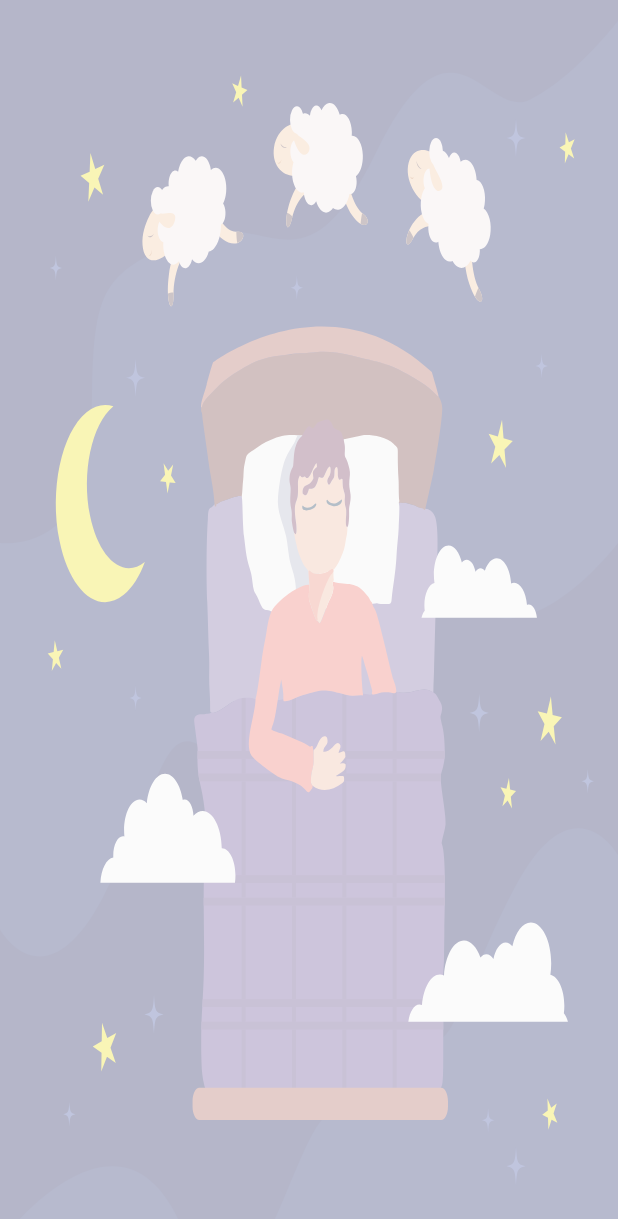
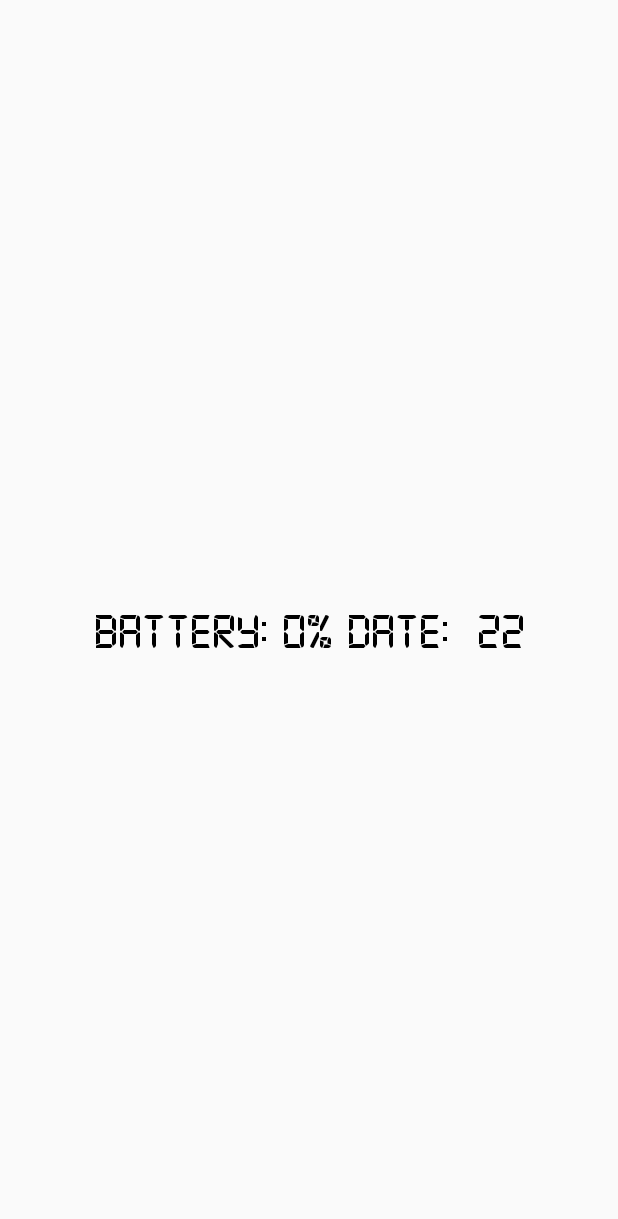
Before and after one commit to nickesotom/AndroidFinalProject-master, an Android app: the SleepScreenActivity screen opened directly, with no data from a screen before it, on a phone screen of 412 x 824 dp. Shown: the top 1219 px of the screen. Run offline under Robolectric (Android 15) with nearby library versions, the phone set to English and light mode, and no system bars; 2 statements that could not run were skipped.

```diff
--- a/app/src/main/java/edu/lewisu/cs/nsoto/androidfinalproject/DbAdapter.java
+++ b/app/src/main/java/edu/lewisu/cs/nsoto/androidfinalproject/DbAdapter.java
@@ -67,17 +67,16 @@ public class DbAdapter {
 		}
 		return mCursor;
 	}
-	public boolean updateWaterData(int consumedWater, int progressMade) {
+	/*public boolean updateWaterData(int consumedWater, int progressMade) {
 		ContentValues args = new ContentValues();
 		args.put(TOTAL_CURRENT_WATER, consumedWater);
 		args.put(PROGRESS_MADE, progressMade);
 
-
 		/* Not really sure what to put as the third argument. We don't have any rows
 			just a column. Not sure if I need a rowId
-		 */
+
 		return mDb.update(DATABASE_TABLE, args,??? , null);
-	}
+	}*/
 
 	private static class DatabaseHelper extends SQLiteOpenHelper {
 
--- a/app/src/main/java/edu/lewisu/cs/nsoto/androidfinalproject/SleepScreenActivity.java
+++ b/app/src/main/java/edu/lewisu/cs/nsoto/androidfinalproject/SleepScreenActivity.java
@@ -1,18 +1,149 @@
 package edu.lewisu.cs.nsoto.androidfinalproject;
 
+import android.content.Context;
 import android.content.Intent;
+import android.content.IntentFilter;
+import android.graphics.Canvas;
+import android.graphics.Paint;
+import android.graphics.Typeface;
+import android.os.BatteryManager;
+import android.os.Handler;
+import android.provider.ContactsContract;
 import android.support.v7.app.AppCompatActivity;
 import android.os.Bundle;
+import android.text.format.Time;
 import android.view.View;
 
 public class SleepScreenActivity extends AppCompatActivity {
+	Time mTime;
+
+	Handler mHandler;
+	Runnable mRunnable;
 
 	@Override
 	protected void onCreate(Bundle savedInstanceState) {
 		super.onCreate(savedInstanceState);
 		setContentView(R.layout.activity_sleep_screen);
+		mTime = new Time();
+		mRunnable = new Runnable() {
+			@Override
+			public void run() {
+				mTime.setToNow();
+				DrawingView dv = new DrawingView(SleepScreenActivity.this, mTime.hour,mTime.minute, mTime.second,mTime.weekDay,mTime.monthDay,getBatteryLevel());
+				setContentView(dv);
+				mHandler.postDelayed(mRunnable, 1000);
+			}
+		};
+		mHandler = new Handler();
+		mHandler.postDelayed(mRunnable, 1000);
+
 	}
-	public void onClick(View view){
+	public float getBatteryLevel() {
+		Intent batteryIntent = registerReceiver(null, new IntentFilter(Intent.ACTION_BATTERY_CHANGED));
+		int level = batteryIntent.getIntExtra(BatteryManager.EXTRA_LEVEL, -1);
+		int scale = batteryIntent.getIntExtra(BatteryManager.EXTRA_SCALE, -1);
+
+		if(level == -1 || scale == -1) {
+			return 50.0f;
+		}
+		return ((float) level / (float)scale*100f);
+	}
+
+	public class DrawingView extends View {
+		Paint mBackgroundPaint, mTextPaint, mTextPaintBack;
+		Typeface tf;
+		int hours, minutes, seconds, weekday, date;
+		float battery;
+
+		public DrawingView(Context context, int hours, int minutes, int seconds, int weekday, int date, float battery) {
+			super(context);
+			tf = Typeface.createFromAsset(getAssets(),"digital-7.ttf");
+			mBackgroundPaint = new Paint();
+			mBackgroundPaint.setColor(000000);
+
+			mTextPaint = new Paint();
+			mTextPaint.setColor(000000);
+			mTextPaint.setAntiAlias(true);
+			mTextPaint.setTextAlign(Paint.Align.CENTER);
+			mTextPaint.setTextSize(48);
+			mTextPaint.setTypeface(tf);
+
+			mTextPaintBack = new Paint();
+
+			mTextPaintBack.setColor(000000);
+			mTextPaintBack.setAntiAlias(true);
+			mTextPaintBack.setTextAlign(Paint.Align.CENTER);
+			mTextPaintBack.setTextSize(30);
+			mTextPaintBack.setTypeface(tf);
+
+			this.hours = hours;
+			this.minutes = minutes;
+			this.seconds = seconds;
+			this.weekday = weekday;
+			this.date = date;
+			this.battery = battery;
+
+
+
+
+
+		}
+		@Override
+		protected void onDraw(Canvas canvas) {
+			super.onDraw(canvas);
+			float width = canvas.getWidth();
+			float height = canvas.getHeight();
+			canvas.drawRect(0,0, width, height, mBackgroundPaint);
+
+			float centerX = width / 2f;
+			float centerY = height /2f;
+
+			int cur_hour = hours;
+			String cur_ampm = "AM";
+			if(cur_hour == 0) {
+				cur_hour = 12;
+			}
+			if(cur_hour > 12) {
+				cur_hour = cur_hour - 12;
+				cur_ampm = "PM";
+			}
+			String text = String.format("%02d:%02d:02d", cur_hour, minutes, seconds);
+			String dayOfWeek = "";
+			if(weekday == 1) {
+				dayOfWeek = "Monday";
+			}
+			else if(weekday == 2) {
+				dayOfWeek = "Tuesday";
+			}
+			else if(weekday == 3) {
+				dayOfWeek = "Wednesday";
+			}
+			else if(weekday == 4) {
+				dayOfWeek = "Thursday";
+			}
+			else if(weekday == 5) {
+				dayOfWeek = "Friday";
+			}
+			else if(weekday == 6) {
+				dayOfWeek = "Saturday";
+			}
+			else if(weekday == 7) {
+				dayOfWeek = "Sunday";
+			}
+
+			String text2 = String.format("Date: %s %d", dayOfWeek, date);
+			String batteryLevel = "Battery: " + (int)battery + "%";
+			canvas.drawText("00 00 00", centerX, centerY, mTextPaintBack);
+
+			mTextPaint.setColor(getResources().getColor(R.color.black));
+			mTextPaint.setTextSize(50);
+			canvas.drawText(batteryLevel+ " " + text2, centerX, centerY+30, mTextPaint);
+
+
+
+
+
+		}
 
 	}
 }
--- a/app/src/main/res/layout/activity_sleep_screen.xml
+++ b/app/src/main/res/layout/activity_sleep_screen.xml
@@ -7,4 +7,12 @@
     android:background="@drawable/ic_bedtime1_01"
     tools:context="edu.lewisu.cs.nsoto.androidfinalproject.SleepScreenActivity"
     android:alpha="0.3">
+
+    <TextView
+        android:id="@+id/textView"
+        android:layout_width="wrap_content"
+        android:layout_height="wrap_content"
+        android:layout_centerHorizontal="true"
+        android:layout_centerVertical="true"
+        android:text="TextView" />
 </RelativeLayout>
--- a/app/src/main/res/values/colors.xml
+++ b/app/src/main/res/values/colors.xml
@@ -5,4 +5,5 @@
     <color name="lightBlue">#66ccff</color>
     <color name="lightGrey">#e5e6eb</color>
     <color name="charcoal">#666666</color>
+    <color name="black">#000000</color>
 </resources>
```
Also changed, not shown: app/src/main/assets/digital-7.ttf (added).
